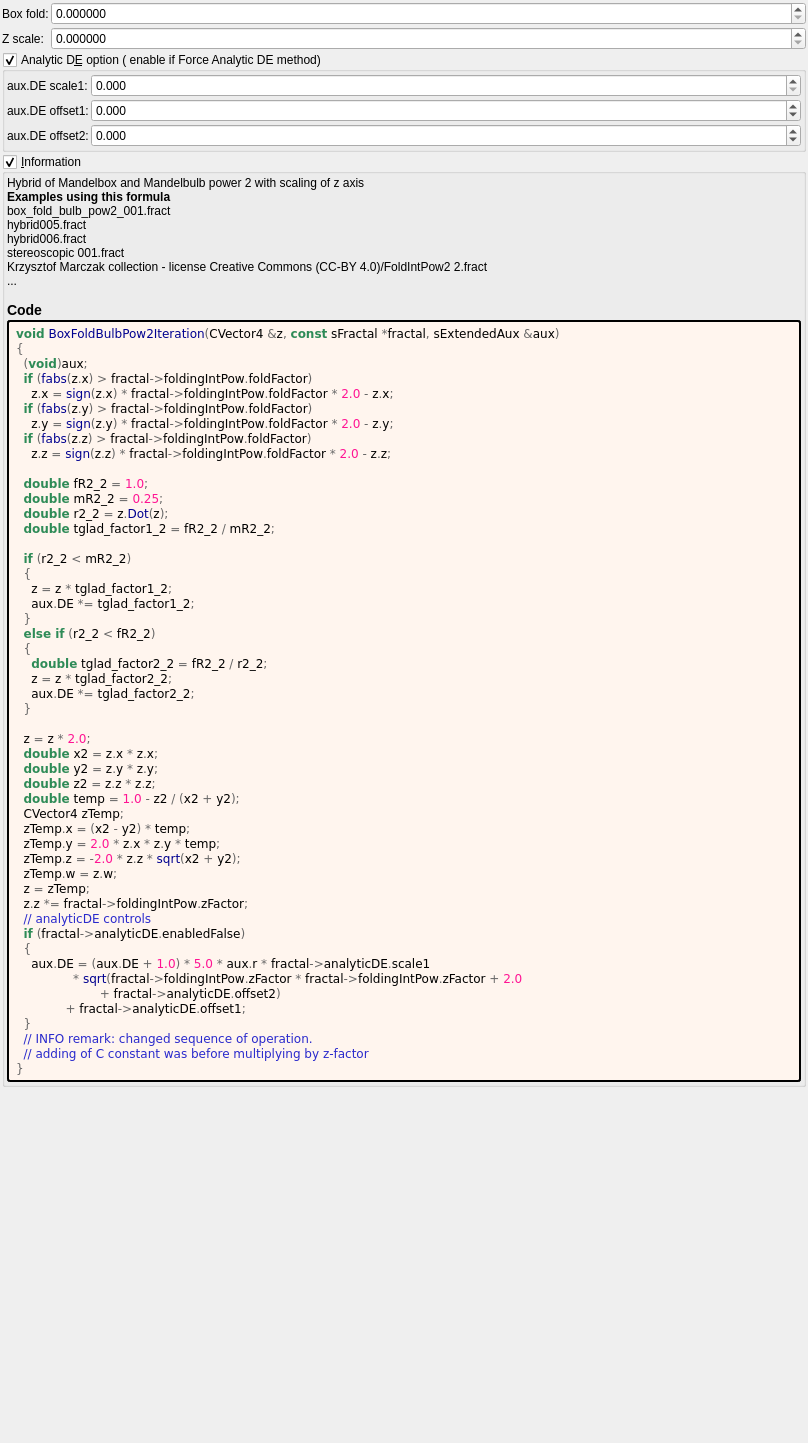
First picture: the form in mandelbulber2/formula/ui/box_fold_bulb_pow2.ui, repository irinox-ctrl/mandelbulber2, before the edit.
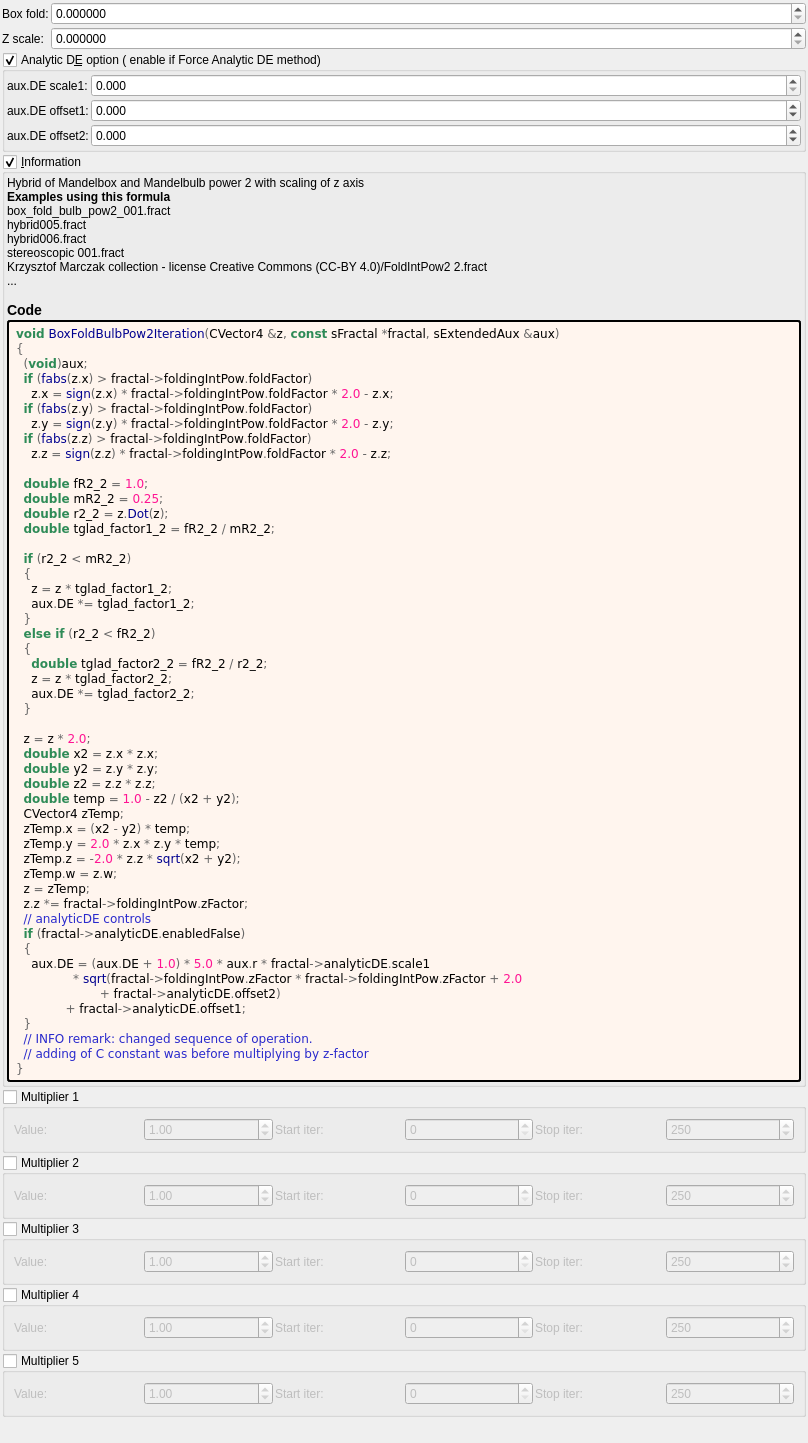
Second picture: the form after the edit. Custom widgets are drawn as their Qt base class.

Commit message:
feat: add 5 general-purpose multipliers to all 1007 fractal formulas
Each multiplier has:
- Checkbox (OFF by default)
- Value spinbox (default 1.0, range -100 to 100)
- Iteration start/stop range

Logic: z *= value; DE *= |value|;

Uses existing transformCommon parameters:
- Checkboxes: functionEnabledBx/By/Bz/Bw/CzFalse
- Values: scale4/5/6/8/16
- Ranges: startIterationsB-F/stopIterationsB-F

Modified 1007 .cpp (CPU), 1006 .cl (GPU), 1023 .ui files.
Both source (formula/) and deploy (deploy/share/) copies updated.

What changed in the file:
```diff
--- a/mandelbulber2/formula/ui/box_fold_bulb_pow2.ui
+++ b/mandelbulber2/formula/ui/box_fold_bulb_pow2.ui
@@ -367,6 +367,192 @@
      </layout>
     </widget>
    </item>
+   <item>
+    <widget class="MyGroupBox" name="groupCheck_transf_function_enabledBx_false">
+     <property name="title"><string>Multiplier 1</string></property>
+     <property name="checkable"><bool>true</bool></property>
+     <property name="checked"><bool>false</bool></property>
+     <layout class="QGridLayout" name="gridLayout_mult1">
+      <property name="spacing"><number>2</number></property>
+      <item row="0" column="0">
+       <widget class="QLabel"><property name="text"><string>Value:</string></property></widget>
+      </item>
+      <item row="0" column="1">
+       <widget class="MyDoubleSpinBox" name="spinbox_transf_scale_4">
+        <property name="minimum"><double>-100.0</double></property><property name="maximum"><double>100.0</double></property>
+        <property name="singleStep"><double>0.01</double></property><property name="value"><double>1.0</double></property>
+       </widget>
+      </item>
+      <item row="0" column="2">
+       <widget class="QLabel"><property name="text"><string>Start iter:</string></property></widget>
+      </item>
+      <item row="0" column="3">
+       <widget class="MySpinBox" name="spinboxInt_transf_start_iterations_B">
+        <property name="minimum"><number>0</number></property><property name="maximum"><number>10000</number></property>
+        <property name="value"><number>0</number></property>
+       </widget>
+      </item>
+      <item row="0" column="4">
+       <widget class="QLabel"><property name="text"><string>Stop iter:</string></property></widget>
+      </item>
+      <item row="0" column="5">
+       <widget class="MySpinBox" name="spinboxInt_transf_stop_iterations_B">
+        <property name="minimum"><number>0</number></property><property name="maximum"><number>10000</number></property>
+        <property name="value"><number>250</number></property>
+       </widget>
+      </item>
+     </layout>
+    </widget>
+   </item>
+   <item>
+    <widget class="MyGroupBox" name="groupCheck_transf_function_enabledBy_false">
+     <property name="title"><string>Multiplier 2</string></property>
+     <property name="checkable"><bool>true</bool></property>
+     <property name="checked"><bool>false</bool></property>
+     <layout class="QGridLayout" name="gridLayout_mult2">
+      <property name="spacing"><number>2</number></property>
+      <item row="0" column="0">
+       <widget class="QLabel"><property name="text"><string>Value:</string></property></widget>
+      </item>
+      <item row="0" column="1">
+       <widget class="MyDoubleSpinBox" name="spinbox_transf_scale_5">
+        <property name="minimum"><double>-100.0</double></property><property name="maximum"><double>100.0</double></property>
+        <property name="singleStep"><double>0.01</double></property><property name="value"><double>1.0</double></property>
+       </widget>
+      </item>
+      <item row="0" column="2">
+       <widget class="QLabel"><property name="text"><string>Start iter:</string></property></widget>
+      </item>
+      <item row="0" column="3">
+       <widget class="MySpinBox" name="spinboxInt_transf_start_iterations_C">
+        <property name="minimum"><number>0</number></property><property name="maximum"><number>10000</number></property>
+        <property name="value"><number>0</number></property>
+       </widget>
+      </item>
+      <item row="0" column="4">
+       <widget class="QLabel"><property name="text"><string>Stop iter:</string></property></widget>
+      </item>
+      <item row="0" column="5">
+       <widget class="MySpinBox" name="spinboxInt_transf_stop_iterations_C">
+        <property name="minimum"><number>0</number></property><property name="maximum"><number>10000</number></property>
+        <property name="value"><number>250</number></property>
+       </widget>
+      </item>
+     </layout>
+    </widget>
+   </item>
+   <item>
+    <widget class="MyGroupBox" name="groupCheck_transf_function_enabledBz_false">
+     <property name="title"><string>Multiplier 3</string></property>
+     <property name="checkable"><bool>true</bool></property>
+     <property name="checked"><bool>false</bool></property>
+     <layout class="QGridLayout" name="gridLayout_mult3">
+      <property name="spacing"><number>2</number></property>
+      <item row="0" column="0">
+       <widget class="QLabel"><property name="text"><string>Value:</string></property></widget>
+      </item>
+      <item row="0" column="1">
+       <widget class="MyDoubleSpinBox" name="spinbox_transf_scale_6">
+        <property name="minimum"><double>-100.0</double></property><property name="maximum"><double>100.0</double></property>
+        <property name="singleStep"><double>0.01</double></property><property name="value"><double>1.0</double></property>
+       </widget>
+      </item>
+      <item row="0" column="2">
+       <widget class="QLabel"><property name="text"><string>Start iter:</string></property></widget>
+      </item>
+      <item row="0" column="3">
+       <widget class="MySpinBox" name="spinboxInt_transf_start_iterations_D">
+        <property name="minimum"><number>0</number></property><property name="maximum"><number>10000</number></property>
+        <property name="value"><number>0</number></property>
+       </widget>
+      </item>
+      <item row="0" column="4">
+       <widget class="QLabel"><property name="text"><string>Stop iter:</string></property></widget>
+      </item>
+      <item row="0" column="5">
+       <widget class="MySpinBox" name="spinboxInt_transf_stop_iterations_D">
+        <property name="minimum"><number>0</number></property><property name="maximum"><number>10000</number></property>
+        <property name="value"><number>250</number></property>
+       </widget>
+      </item>
+     </layout>
+    </widget>
+   </item>
+   <item>
+    <widget class="MyGroupBox" name="groupCheck_transf_function_enabledBw_false">
+     <property name="title"><string>Multiplier 4</string></property>
+     <property name="checkable"><bool>true</bool></property>
+     <property name="checked"><bool>false</bool></property>
+     <layout class="QGridLayout" name="gridLayout_mult4">
+      <property name="spacing"><number>2</number></property>
+      <item row="0" column="0">
+       <widget class="QLabel"><property name="text"><string>Value:</string></property></widget>
+      </item>
+      <item row="0" column="1">
+       <widget class="MyDoubleSpinBox" name="spinbox_transf_scale_8">
+        <property name="minimum"><double>-100.0</double></property><property name="maximum"><double>100.0</double></property>
+        <property name="singleStep"><double>0.01</double></property><property name="value"><double>1.0</double></property>
+       </widget>
+      </item>
+      <item row="0" column="2">
+       <widget class="QLabel"><property name="text"><string>Start iter:</string></property></widget>
+      </item>
+      <item row="0" column="3">
+       <widget class="MySpinBox" name="spinboxInt_transf_start_iterations_E">
+        <property name="minimum"><number>0</number></property><property name="maximum"><number>10000</number></property>
+        <property name="value"><number>0</number></property>
+       </widget>
+      </item>
+      <item row="0" column="4">
+       <widget class="QLabel"><property name="text"><string>Stop iter:</string></property></widget>
+      </item>
+      <item row="0" column="5">
+       <widget class="MySpinBox" name="spinboxInt_transf_stop_iterations_E">
+        <property name="minimum"><number>0</number></property><property name="maximum"><number>10000</number></property>
+        <property name="value"><number>250</number></property>
+       </widget>
+      </item>
+     </layout>
+    </widget>
+   </item>
+   <item>
+    <widget class="MyGroupBox" name="groupCheck_transf_function_enabledCz_false">
+     <property name="title"><string>Multiplier 5</string></property>
+     <property name="checkable"><bool>true</bool></property>
+     <property name="checked"><bool>false</bool></property>
+     <layout class="QGridLayout" name="gridLayout_mult5">
+      <property name="spacing"><number>2</number></property>
+      <item row="0" column="0">
+       <widget class="QLabel"><property name="text"><string>Value:</string></property></widget>
+      </item>
+      <item row="0" column="1">
+       <widget class="MyDoubleSpinBox" name="spinbox_transf_scale_16">
+        <property name="minimum"><double>-100.0</double></property><property name="maximum"><double>100.0</double></property>
+        <property name="singleStep"><double>0.01</double></property><property name="value"><double>1.0</double></property>
+       </widget>
+      </item>
+      <item row="0" column="2">
+       <widget class="QLabel"><property name="text"><string>Start iter:</string></property></widget>
+      </item>
+      <item row="0" column="3">
+       <widget class="MySpinBox" name="spinboxInt_transf_start_iterations_F">
+        <property name="minimum"><number>0</number></property><property name="maximum"><number>10000</number></property>
+        <property name="value"><number>0</number></property>
+       </widget>
+      </item>
+      <item row="0" column="4">
+       <widget class="QLabel"><property name="text"><string>Stop iter:</string></property></widget>
+      </item>
+      <item row="0" column="5">
+       <widget class="MySpinBox" name="spinboxInt_transf_stop_iterations_F">
+        <property name="minimum"><number>0</number></property><property name="maximum"><number>10000</number></property>
+        <property name="value"><number>250</number></property>
+       </widget>
+      </item>
+     </layout>
+    </widget>
+   </item>
+
    <item>
     <spacer name="verticalSpacer">
      <property name="orientation">
@@ -394,6 +580,11 @@
    <extends>QDoubleSpinBox</extends>
    <header>my_double_spin_box.h</header>
   </customwidget>
+   <customwidget>
+   <class>MySpinBox</class>
+   <extends>QSpinBox</extends>
+   <header>my_spin_box.h</header>
+  </customwidget>
  </customwidgets>
  <tabstops>
   <tabstop>spinbox_boxfold_bulbpow2_folding_factor</tabstop>
```
The commit also changes 3972 other files.
